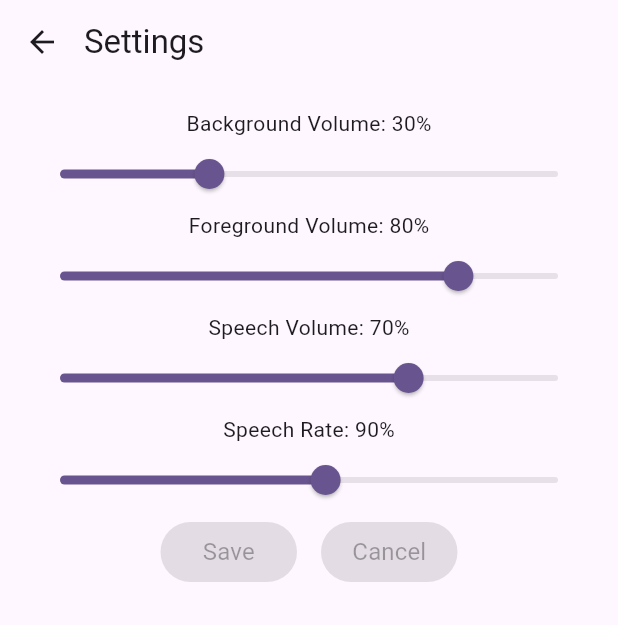
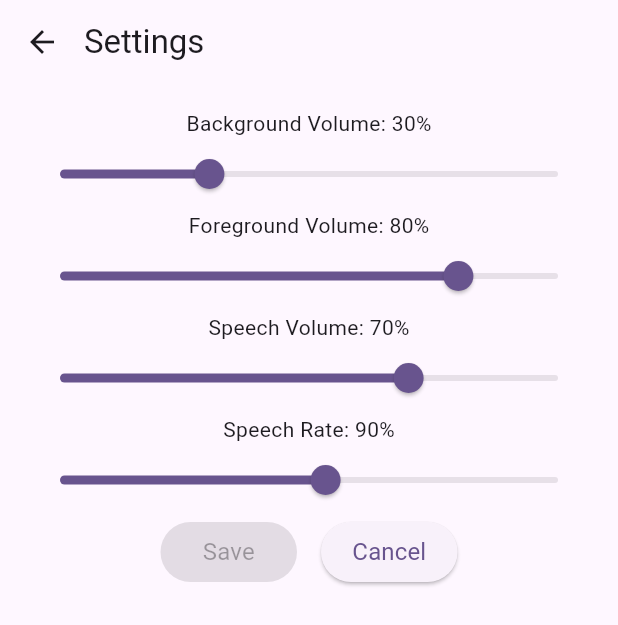
Before and after one commit to aaronlovi/adventure_quest_kids, a Flutter app: the screen it shows after launch, after a tap on the "settings" icon, on a phone screen of 412 x 824 dp. Shown: the top 625 px of the screen. Run offline on Flutter 3.47's test engine with Material 3 defaults, Android fonts, the phone set to English and light mode, and no system bars; our stand-ins replace audioplayers, get_it, shared_preferences, yaml.

Commit message:
Minor changes to the settings screen

```diff
--- a/lib/main.dart
+++ b/lib/main.dart
@@ -90,7 +90,7 @@ StoryMetaData getStoryMetadataFromYaml(YamlMap yamlMap, storyKey) {
 class MyApp extends StatefulWidget {
   final RouteObserver<PageRoute> routeObserver;
 
-  const MyApp({Key? key, required this.routeObserver}) : super(key: key);
+  const MyApp({super.key, required this.routeObserver});
 
   @override
   MyAppState createState() => MyAppState();
--- a/lib/views/user_settings_screen.dart
+++ b/lib/views/user_settings_screen.dart
@@ -76,14 +76,22 @@ class SettingsScreenState extends State<SettingsScreen> {
     );
   }
 
-  void _cancelChanges(BuildContext context, {bool closeAlertDialog = false}) {
+  void _cancelChanges(
+    BuildContext context, {
+    bool closeAlertDialog = false,
+    bool closeSettingsScreen = true,
+  }) {
+    setState(() {
       _backgroundVolume = widget.registry.backgroundVolume;
       _foregroundVolume = widget.registry.foregroundVolume;
       _speechVolume = widget.registry.speechVolume;
       _speechRate = widget.registry.speechRate;
       _isDirty = false;
+    });
     if (closeAlertDialog) popOnce(context); // Close the alert dialog
+    if (closeSettingsScreen) {
       popOnce(context); // Close the SettingsScreen (this widget)
+    }
   }
 
   Widget _getBody(BuildContext context) {
@@ -180,22 +188,38 @@ class SettingsScreenState extends State<SettingsScreen> {
   void _getSaveCancelButtons(BuildContext context, List<Widget> widgets) {
     widgets.add(Row(mainAxisAlignment: MainAxisAlignment.center, children: [
       const Spacer(),
-      _getOneLineFittedTextButton('Save'),
+      _getOneLineFittedTextButton('Save', context),
       const SizedBox(width: 16),
-      _getOneLineFittedTextButton('Cancel'),
+      _getOneLineFittedTextButton('Cancel', context, isCancelButton: true),
       const Spacer(),
     ]));
   }
 
-  Widget _getOneLineFittedTextButton(final String text) {
+  Widget _getOneLineFittedTextButton(
+    final String text,
+    BuildContext context, {
+    bool isCancelButton = false,
+  }) {
     return Expanded(
         child: ElevatedButton(
             style: ElevatedButton.styleFrom(padding: const EdgeInsets.all(2)),
-            onPressed: _isDirty ? _saveSettings : null,
+            onPressed: getButtonPressFn(isCancelButton, context),
             child: FittedBox(
               fit: BoxFit.scaleDown,
               child: Text(text, style: const TextStyle(fontSize: 16)),
             )));
+  }
+
+  void Function()? getButtonPressFn(bool isCancelButton, BuildContext context) {
+    if (!_isDirty && isCancelButton) {
+      return () => _cancelChanges(context, closeSettingsScreen: true);
+    }
+
+    if (!_isDirty) return null;
+
+    return isCancelButton
+        ? () => _cancelChanges(context, closeSettingsScreen: false)
+        : () => _saveSettings();
   }
 
   Future<void> _saveSettings() async {
--- a/pubspec.yaml
+++ b/pubspec.yaml
@@ -38,7 +38,7 @@ dependencies:
   yaml: ^3.0.0
   get_it: ^7.6.4
   tuple: ^2.0.0
-  audioplayers: ^5.2.0
+  audioplayers: ^5.2.1
   shared_preferences: ^2.2.2
   # just_audio: ^0.9.17
 
@@ -51,7 +51,7 @@ dev_dependencies:
   # activated in the `analysis_options.yaml` file located at the root of your
   # package. See that file for information about deactivating specific lint
   # rules and activating additional ones.
-  flutter_lints: ^2.0.0
+  flutter_lints: ^3.0.1
 
   build_runner: ^2.4.6
   fake_async: ^1.3.1
```
Also changed, not shown: pubspec.lock. Lines whose indentation alone changed are shown as unchanged.
